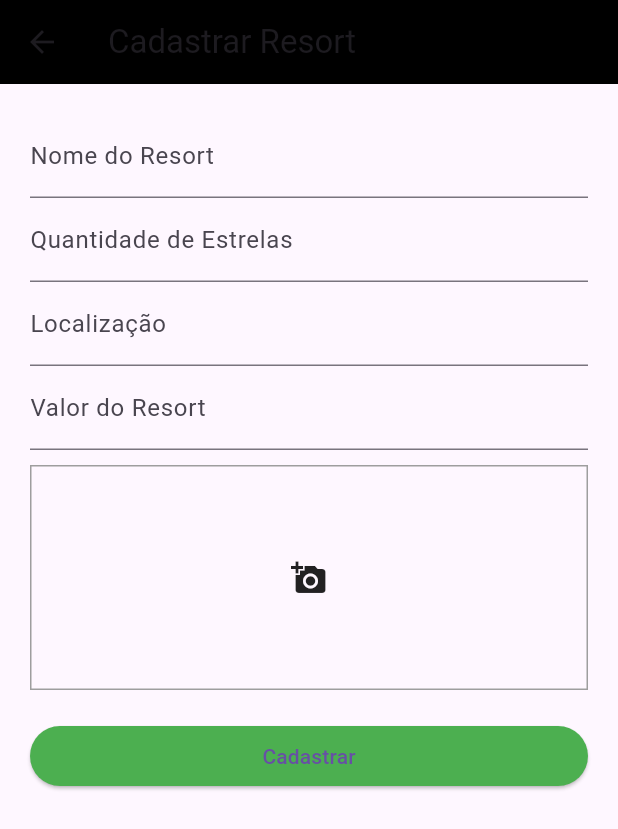
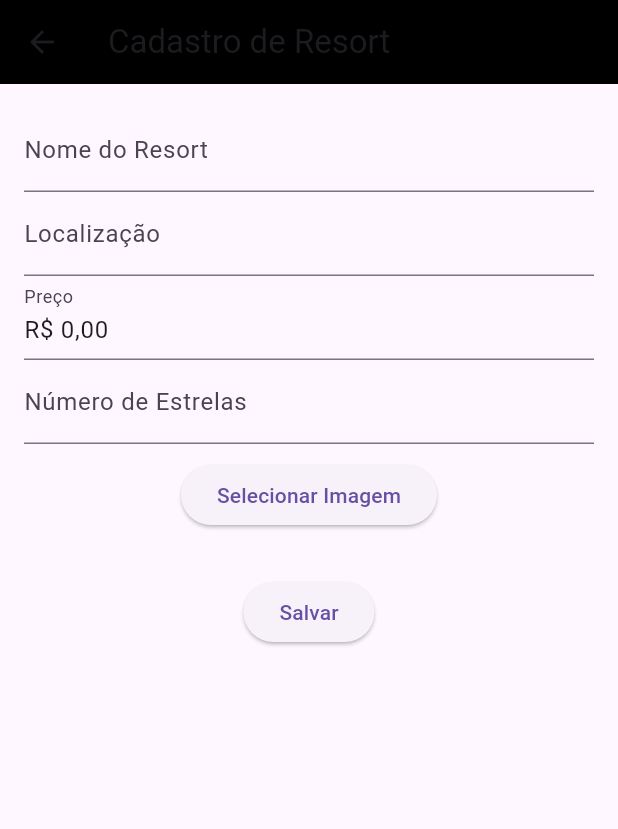
Before and after one commit to MezzomoMateus/MYD_Resorts, a Flutter app: the ResortsScreen screen opened by its route, after a tap on the "add" icon, on a phone screen of 412 x 824 dp. Shown: the top 829 px of the screen. Run offline on Flutter 3.47's test engine with Material 3 defaults, Android fonts, the phone set to English and light mode, and no system bars; our stand-ins replace flutter_masked_text2, image_picker, sqflite; accounts and stored records are empty.

Commit message:
commit finalATT

```diff
--- a/lib/main.dart
+++ b/lib/main.dart
@@ -1,29 +1,41 @@
 import 'package:flutter/material.dart';
 import 'package:image_picker/image_picker.dart';
 import 'dart:io'; // Para manipular arquivos de imagem
+import 'package:path/path.dart' as p; // Para manipular caminhos de arquivo
+import 'package:sqflite/sqflite.dart';
+import 'package:path_provider/path_provider.dart';
+import 'package:intl/intl.dart'; // Para formatação de moeda
+import 'package:flutter_masked_text2/flutter_masked_text2.dart'; // Para máscaras de entrada
 
-void main() {
-  runApp(const MyApp());
+void main() async {
+  WidgetsFlutterBinding.ensureInitialized();
+  final database = await DatabaseHelper.instance.database;
+  runApp(MyApp(database: database));
 }
 
 class MyApp extends StatelessWidget {
-  const MyApp({super.key});
+  final Database database;
+
+  const MyApp({super.key, required this.database});
 
   @override
   Widget build(BuildContext context) {
     return MaterialApp(
       debugShowCheckedModeBanner: false,
-      home: InitialScreen(),
+      home: InitialScreen(database: database),
       routes: {
-        '/resorts': (context) => ResortsScreen(),
-        '/cadastro': (context) => CadastroScreen(),
+        '/resorts': (context) => ResortsScreen(database: database),
+        '/cadastro': (context) => CadastroScreen(database: database),
+        '/confirmacao': (context) => const ConfirmacaoScreen(),
       },
     );
   }
 }
 
 class InitialScreen extends StatelessWidget {
-  const InitialScreen({super.key});
+  final Database database;
+
+  const InitialScreen({super.key, required this.database});
 
   @override
   Widget build(BuildContext context) {
@@ -49,8 +61,7 @@ class InitialScreen extends StatelessWidget {
                 Navigator.pushNamed(context, '/resorts');
               },
               style: ElevatedButton.styleFrom(
-                padding:
-                    const EdgeInsets.symmetric(horizontal: 60, vertical: 15),
+                padding: const EdgeInsets.symmetric(horizontal: 60, vertical: 15),
                 backgroundColor: Colors.white,
               ),
               child: const Text(
@@ -70,59 +81,59 @@ class InitialScreen extends StatelessWidget {
 }
 
 class ResortsScreen extends StatefulWidget {
-  const ResortsScreen({super.key});
+  final Database database;
+
+  const ResortsScreen({super.key, required this.database});
 
   @override
   _ResortsScreenState createState() => _ResortsScreenState();
 }
 
 class _ResortsScreenState extends State<ResortsScreen> {
-  List<Map<String, dynamic>> resorts = [
-    {
-      'nome': 'Hotel Caballero',
-      'localizacao': 'Madrid, ESP',
-      'preco': r'R$ 780,00 P/dia',
-      'estrelas': 4,
-      'imagem': 'assets/ic_rs3.png',
-      'selected': false,
-    },
-  ];
+  List<Map<String, dynamic>> resorts = [];
 
-  void _adicionarResort(Map<String, dynamic> novoResort) {
+  @override
+  void initState() {
+    super.initState();
+    _carregarResorts();
+  }
+
+  Future<void> _carregarResorts() async {
+    final resortsCarregados = await DatabaseHelper.instance.getResorts();
     setState(() {
-      novoResort['selected'] = false;
-      resorts.add(novoResort);
+      resorts = resortsCarregados;
     });
   }
 
-  void _editarResort(int index, Map<String, dynamic> resortAtualizado) {
-    setState(() {
-      resortAtualizado['selected'] = false;
-      resorts[index] = resortAtualizado;
-    });
+  void _adicionarResort(Map<String, dynamic> novoResort) async {
+    await DatabaseHelper.instance.insertResort(novoResort);
+    _carregarResorts();
   }
 
-  void _excluirResort(int index) {
-    setState(() {
-      resorts.removeAt(index);
-    });
+  void _editarResort(int index, Map<String, dynamic> resortAtualizado) async {
+    final id = resorts[index]['id'];
+    await DatabaseHelper.instance.updateResort(id, resortAtualizado);
+    _carregarResorts();
   }
 
-  void _editarResortCallback(int index) async {
+  void _excluirResort(int index) async {
+    final id = resorts[index]['id'];
+    await DatabaseHelper.instance.deleteResort(id);
+    _carregarResorts();
+  }
+
+  void _editarResortTelaCheia(int index) {
     final resort = resorts[index];
-    final resultado = await Navigator.pushNamed(
+    Navigator.push(
       context,
-      '/cadastro',
-      arguments: {
-        'resort': resort,
-        'isEdit': true,
-        'index': index,
-      },
-    );
-
-    if (resultado != null) {
-      _editarResort(index, resultado as Map<String, dynamic>);
+      MaterialPageRoute(
+        builder: (context) => CadastroScreen(database: widget.database, resort: resort),
+      ),
+    ).then((updatedResort) {
+      if (updatedResort != null) {
+        _editarResort(index, updatedResort);
       }
+    });
   }
 
   @override
@@ -132,37 +143,6 @@ class _ResortsScreenState extends State<ResortsScreen> {
       appBar: AppBar(
         title: const Text('Resorts'),
         backgroundColor: Colors.black,
-        actions: [
-          IconButton(
-            icon: const Icon(Icons.edit),
-            onPressed: () {
-              final selectedResorts =
-                  resorts.where((resort) => resort['selected']).toList();
-              if (selectedResorts.length == 1) {
-                final index = resorts.indexOf(selectedResorts[0]);
-                _editarResortCallback(index);
-              } else if (selectedResorts.isEmpty) {
-                ScaffoldMessenger.of(context).showSnackBar(
-                  const SnackBar(
-                      content: Text('Nenhum resort selecionado para editar')),
-                );
-              } else {
-                ScaffoldMessenger.of(context).showSnackBar(
-                  const SnackBar(
-                      content: Text('Selecione apenas um resort para editar')),
-                );
-              }
-            },
-          ),
-          IconButton(
-            icon: const Icon(Icons.delete),
-            onPressed: () {
-              setState(() {
-                resorts.removeWhere((resort) => resort['selected']);
-              });
-            },
-          ),
-        ],
       ),
       body: ListView.builder(
         itemCount: resorts.length,
@@ -174,14 +154,8 @@ class _ResortsScreenState extends State<ResortsScreen> {
             location: resort['localizacao'],
             price: resort['preco'],
             rating: resort['estrelas'],
-            isSelected: resort['selected'],
-            onSelectedChanged: (bool? value) {
-              setState(() {
-                resort['selected'] = value!;
-              });
-            },
             onDelete: () => _excluirResort(index),
-            onEdit: () => _editarResortCallback(index),
+            onEdit: () => _editarResortTelaCheia(index), // Adicionado o método de edição
           );
         },
       ),
@@ -205,8 +179,6 @@ class ResortCard extends StatelessWidget {
   final String location;
   final String price;
   final int rating;
-  final bool isSelected;
-  final ValueChanged<bool?> onSelectedChanged;
   final VoidCallback onDelete;
   final VoidCallback onEdit;
 
@@ -217,57 +189,28 @@ class ResortCard extends StatelessWidget {
     required this.location,
     required this.price,
     required this.rating,
-    required this.isSelected,
-    required this.onSelectedChanged,
     required this.onDelete,
     required this.onEdit,
   });
 
   @override
   Widget build(BuildContext context) {
-    Widget imageWidget;
-    if (imageUrl.startsWith('assets/')) {
-      imageWidget = Image.asset(
-        imageUrl,
-        width: 80,
-        height: 80,
-        fit: BoxFit.cover,
-      );
-    } else if (imageUrl.isNotEmpty) {
-      imageWidget = Image.file(
-        File(imageUrl),
-        width: 80,
-        height: 80,
-        fit: BoxFit.cover,
-      );
-    } else {
-      imageWidget = Container(
+    return Card(
+      color: Colors.grey[400],
+      shape: RoundedRectangleBorder(borderRadius: BorderRadius.circular(15)),
+      child: ListTile(
+        contentPadding: const EdgeInsets.all(10),
+        leading: imageUrl.isNotEmpty
+            ? Image.file(File(imageUrl), width: 80, height: 80, fit: BoxFit.cover)
+            : Container(
                 width: 80,
                 height: 80,
                 color: Colors.grey,
                 child: const Icon(Icons.image, color: Colors.white),
-      );
-    }
-
-    return Padding(
-      padding: const EdgeInsets.symmetric(vertical: 8.0, horizontal: 10),
-      child: Card(
-        color: Colors.grey[400],
-        shape: RoundedRectangleBorder(
-          borderRadius: BorderRadius.circular(15),
-        ),
-        child: ListTile(
-          contentPadding: const EdgeInsets.all(10),
-          leading: ClipRRect(
-            borderRadius: BorderRadius.circular(10),
-            child: imageWidget,
               ),
         title: Text(
           name,
-            style: const TextStyle(
-              fontSize: 18,
-              fontWeight: FontWeight.bold,
-            ),
+          style: const TextStyle(fontSize: 18, fontWeight: FontWeight.bold),
         ),
         subtitle: Column(
           crossAxisAlignment: CrossAxisAlignment.start,
@@ -295,10 +238,18 @@ class ResortCard extends StatelessWidget {
             ),
           ],
         ),
-          trailing: Checkbox(
-            value: isSelected,
-            onChanged: onSelectedChanged,
+        trailing: Row(
+          mainAxisSize: MainAxisSize.min,
+          children: [
+            IconButton(
+              icon: const Icon(Icons.edit),
+              onPressed: onEdit,
             ),
+            IconButton(
+              icon: const Icon(Icons.delete),
+              onPressed: onDelete,
+            ),
+          ],
         ),
       ),
     );
@@ -306,7 +257,10 @@ class ResortCard extends StatelessWidget {
 }
 
 class CadastroScreen extends StatefulWidget {
-  const CadastroScreen({super.key});
+  final Database database;
+  final Map<String, dynamic>? resort;
+
+  const CadastroScreen({super.key, required this.database, this.resort});
 
   @override
   _CadastroScreenState createState() => _CadastroScreenState();
@@ -314,59 +268,54 @@ class CadastroScreen extends StatefulWidget {
 
 class _CadastroScreenState extends State<CadastroScreen> {
   final _nomeController = TextEditingController();
+  final _localizacaoController = TextEditingController();
+  final _precoController = MoneyMaskedTextController(
+    decimalSeparator: ',',
+    thousandSeparator: '.',
+    leftSymbol: 'R\$ ',
+  );
   final _estrelasController = TextEditingController();
-  final _localizacaoController = TextEditingController();
-  final _precoController = TextEditingController();
   File? _imagem;
 
-  bool isEdit = false;
-  int editIndex = -1;
-
   @override
-  void didChangeDependencies() {
-    final args =
-        ModalRoute.of(context)?.settings.arguments as Map<String, dynamic>?;
-    if (args != null) {
-      isEdit = args['isEdit'] ?? false;
-      if (isEdit) {
-        final resort = args['resort'] as Map<String, dynamic>;
-        editIndex = args['index'] ?? -1;
-        _nomeController.text = resort['nome'];
-        _estrelasController.text = resort['estrelas'].toString();
-        _localizacaoController.text = resort['localizacao'];
-        _precoController.text = resort['preco'].replaceAll('R\$ ', '');
-        if (resort['imagem'].toString().startsWith('assets/')) {
-          // Imagem é um asset
-          _imagem = null;
-        } else {
-          _imagem = resort['imagem'] != null && resort['imagem'].isNotEmpty
-              ? File(resort['imagem'])
-              : null;
+  void initState() {
+    super.initState();
+    if (widget.resort != null) {
+      _nomeController.text = widget.resort!['nome'];
+      _localizacaoController.text = widget.resort!['localizacao'];
+      _precoController.text = widget.resort!['preco'].replaceAll('R\$ ', ''); // Remove o símbolo da moeda
+      _estrelasController.text = widget.resort!['estrelas'].toString();
+      _imagem = File(widget.resort!['imagem']);
     }
   }
-    }
-    super.didChangeDependencies();
-  }
 
-  Future<void> _pickImage() async {
+  Future<void> _selecionarImagem() async {
     final picker = ImagePicker();
-    final pickedFile = await picker.pickImage(source: ImageSource.gallery);
-
-    if (pickedFile != null) {
+    final imagemSelecionada = await picker.pickImage(source: ImageSource.gallery);
+    if (imagemSelecionada != null) {
       setState(() {
-        _imagem = File(pickedFile.path);
+        _imagem = File(imagemSelecionada.path);
       });
     }
   }
 
-  void _confirmarCadastro() {
+  void _salvar() {
+    if (_nomeController.text.isEmpty ||
+        _localizacaoController.text.isEmpty ||
+        _precoController.text.isEmpty ||
+        _estrelasController.text.isEmpty) {
+      ScaffoldMessenger.of(context).showSnackBar(
+        const SnackBar(content: Text('Todos os campos são obrigatórios.')),
+      );
+      return;
+    }
+
     final novoResort = {
       'nome': _nomeController.text,
+      'localizacao': _localizacaoController.text,
+      'preco': _precoController.text,
       'estrelas': int.tryParse(_estrelasController.text) ?? 0,
-      'localizacao': _localizacaoController.text,
-      'preco': 'R\$ ${_precoController.text}',
-      'imagem': _imagem?.path ?? 'assets/ic_rs3.png',
-      'selected': false,
+      'imagem': _imagem?.path ?? '',
     };
 
     Navigator.pop(context, novoResort);
@@ -374,32 +323,18 @@ class _CadastroScreenState extends State<CadastroScreen> {
 
   @override
   Widget build(BuildContext context) {
-    Widget imageWidget;
-    if (_imagem != null) {
-      imageWidget = Image.file(_imagem!, fit: BoxFit.cover);
-    } else {
-      imageWidget = const Center(child: Icon(Icons.add_a_photo));
-    }
-
     return Scaffold(
       appBar: AppBar(
-        title: Text(isEdit ? 'Editar Resort' : 'Cadastrar Resort'),
+        title: const Text('Cadastro de Resort'),
         backgroundColor: Colors.black,
       ),
-      body: SingleChildScrollView(
-        padding: const EdgeInsets.all(20.0),
+      body: Padding(
+        padding: const EdgeInsets.all(16.0),
         child: Column(
-          crossAxisAlignment: CrossAxisAlignment.stretch,
           children: [
             TextField(
               controller: _nomeController,
               decoration: const InputDecoration(labelText: 'Nome do Resort'),
-            ),
-            TextField(
-              controller: _estrelasController,
-              keyboardType: TextInputType.number,
-              decoration:
-                  const InputDecoration(labelText: 'Quantidade de Estrelas'),
             ),
             TextField(
               controller: _localizacaoController,
@@ -408,26 +343,25 @@ class _CadastroScreenState extends State<CadastroScreen> {
             TextField(
               controller: _precoController,
               keyboardType: TextInputType.number,
-              decoration: const InputDecoration(labelText: 'Valor do Resort'),
+              decoration: const InputDecoration(labelText: 'Preço'),
+            ),
+            TextField(
+              controller: _estrelasController,
+              keyboardType: TextInputType.number,
+              decoration: const InputDecoration(labelText: 'Número de Estrelas'),
             ),
             const SizedBox(height: 10),
-            GestureDetector(
-              onTap: _pickImage,
-              child: Container(
-                height: 150,
-                decoration: BoxDecoration(
-                  border: Border.all(color: Colors.grey),
+            ElevatedButton(
+              onPressed: _selecionarImagem,
+              child: const Text('Selecionar Imagem'),
             ),
-                child: imageWidget,
-              ),
-            ),
+            const SizedBox(height: 10),
+            if (_imagem != null)
+              Image.file(_imagem!, width: 100, height: 100, fit: BoxFit.cover),
             const SizedBox(height: 20),
             ElevatedButton(
-              onPressed: _confirmarCadastro,
-              style: ElevatedButton.styleFrom(
-                backgroundColor: Colors.green,
-              ),
-              child: Text(isEdit ? 'Salvar Alterações' : 'Cadastrar'),
+              onPressed: _salvar,
+              child: const Text('Salvar'),
             ),
           ],
         ),
@@ -435,3 +369,69 @@ class _CadastroScreenState extends State<CadastroScreen> {
     );
   }
 }
+
+class ConfirmacaoScreen extends StatelessWidget {
+  const ConfirmacaoScreen({super.key});
+
+  @override
+  Widget build(BuildContext context) {
+    return Scaffold(
+      appBar: AppBar(
+        title: const Text('Confirmação'),
+        backgroundColor: Colors.black,
+      ),
+      body: const Center(
+        child: Text(
+          'Operação realizada com sucesso!',
+          style: TextStyle(fontSize: 18, fontWeight: FontWeight.bold),
+        ),
+      ),
+    );
+  }
+}
+
+class DatabaseHelper {
+  static final DatabaseHelper instance = DatabaseHelper._instance();
+  static Database? _database;
+
+  DatabaseHelper._instance();
+
+  Future<Database> get database async {
+    _database ??= await _initDatabase();
+    return _database!;
+  }
+
+  Future<Database> _initDatabase() async {
+    final directory = await getApplicationDocumentsDirectory();
+    final path = p.join(directory.path, 'resorts.db');
+    return await openDatabase(
+      path,
+      version: 1,
+      onCreate: (db, version) {
+        return db.execute(
+          'CREATE TABLE resorts(id INTEGER PRIMARY KEY AUTOINCREMENT, nome TEXT, localizacao TEXT, preco TEXT, estrelas INTEGER, imagem TEXT)',
+        );
+      },
+    );
+  }
+
+  Future<List<Map<String, dynamic>>> getResorts() async {
+    final db = await database;
+    return await db.query('resorts');
+  }
+
+  Future<int> insertResort(Map<String, dynamic> resort) async {
+    final db = await database;
+    return await db.insert('resorts', resort);
+  }
+
+  Future<int> updateResort(int id, Map<String, dynamic> resort) async {
+    final db = await database;
+    return await db.update('resorts', resort, where: 'id = ?', whereArgs: [id]);
+  }
+
+  Future<int> deleteResort(int id) async {
+    final db = await database;
+    return await db.delete('resorts', where: 'id = ?', whereArgs: [id]);
+  }
+}
```
Also changed, not shown: pubspec.yaml (+8 -1 lines), pubspec.lock, 2 other files. Lines whose indentation alone changed are shown as unchanged.
